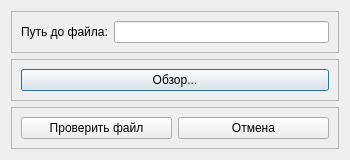
The window that qt_ui/parsing_file_path.ui (alekskositsyn/StatStrel) describes before a commit, drawn with Qt 5.
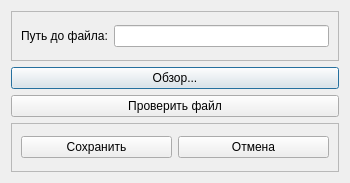
The same window after the commit.

Commit message: added view users list from file after parsing, add progressBar

```diff
--- a/qt_ui/parsing_file_path.ui
+++ b/qt_ui/parsing_file_path.ui
@@ -7,19 +7,19 @@
     <x>0</x>
     <y>0</y>
     <width>350</width>
-    <height>160</height>
+    <height>183</height>
    </rect>
   </property>
   <property name="minimumSize">
    <size>
     <width>350</width>
-    <height>160</height>
+    <height>183</height>
    </size>
   </property>
   <property name="maximumSize">
    <size>
     <width>350</width>
-    <height>160</height>
+    <height>183</height>
    </size>
   </property>
   <property name="windowTitle">
@@ -49,22 +49,17 @@
     </widget>
    </item>
    <item>
-    <widget class="QFrame" name="frame_2">
-     <property name="frameShape">
-      <enum>QFrame::StyledPanel</enum>
+    <widget class="QPushButton" name="btn_path">
+     <property name="text">
+      <string>Обзор...</string>
      </property>
-     <property name="frameShadow">
-      <enum>QFrame::Raised</enum>
+    </widget>
+   </item>
+   <item>
+    <widget class="QPushButton" name="btn_check_file">
+     <property name="text">
+      <string>Проверить файл</string>
      </property>
-     <layout class="QHBoxLayout" name="horizontalLayout_2">
-      <item>
-       <widget class="QPushButton" name="btn_path">
-        <property name="text">
-         <string>Обзор...</string>
-        </property>
-       </widget>
-      </item>
-     </layout>
     </widget>
    </item>
    <item>
@@ -77,9 +72,9 @@
      </property>
      <layout class="QHBoxLayout" name="horizontalLayout_3">
       <item>
-       <widget class="QPushButton" name="btn_check_file">
+       <widget class="QPushButton" name="btn_save">
         <property name="text">
-         <string>Проверить файл</string>
+         <string>Сохранить</string>
         </property>
        </widget>
       </item>
```
The commit also changes 9 other files.
